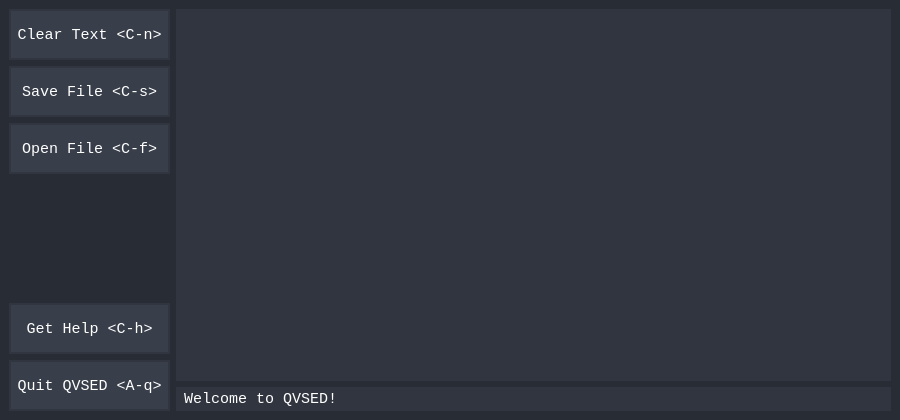
The window that QVSED.ui (That1M8Head/QVSED) describes before a commit, drawn with Qt 5.
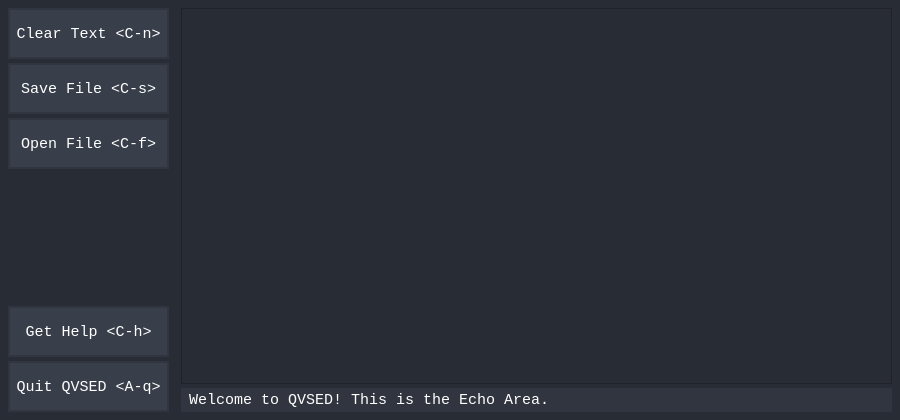
The same window after the commit.

Commit message:
Implemented proper functionality
QVSED is now on the same level as ASMED.

```diff
--- a/QVSED.ui
+++ b/QVSED.ui
@@ -479,11 +479,52 @@
 
 QPushButton:pressed {
 	 background: #282c34;
+}
+
+QScrollBar:vertical {
+    background-color: #31353f;
+    width: 16px;
+    margin: 16px 0 16px 0;
+}
+
+QScrollBar::handle:vertical {
+    background-color: #393f4a;
+    min-height: 20px;
+}
+
+QScrollBar::handle:vertical:hover {
+    background-color: #555B67;
+}
+
+QScrollBar::add-line:vertical, QScrollBar::sub-line:vertical {
+    background: none;
+}
+
+QScrollBar::add-page:vertical, QScrollBar::sub-page:vertical {
+    background: none;
 }</string>
    </property>
    <layout class="QHBoxLayout" name="horizontalLayout">
+    <property name="spacing">
+     <number>12</number>
+    </property>
+    <property name="leftMargin">
+     <number>8</number>
+    </property>
+    <property name="topMargin">
+     <number>8</number>
+    </property>
+    <property name="rightMargin">
+     <number>8</number>
+    </property>
+    <property name="bottomMargin">
+     <number>8</number>
+    </property>
     <item>
-     <layout class="QVBoxLayout" name="verticalLayout_3">
+     <layout class="QVBoxLayout" name="actionDeck">
+      <property name="spacing">
+       <number>4</number>
+      </property>
       <item>
        <widget class="QPushButton" name="clearButton">
         <property name="minimumSize">
@@ -655,7 +696,10 @@
      </layout>
     </item>
     <item>
-     <layout class="QVBoxLayout" name="verticalLayout_4">
+     <layout class="QVBoxLayout" name="textAndEchoAreas">
+      <property name="spacing">
+       <number>4</number>
+      </property>
       <item>
        <widget class="QPlainTextEdit" name="textArea">
         <property name="font">
@@ -665,7 +709,15 @@
          </font>
         </property>
         <property name="styleSheet">
-         <string notr="true">border: 2px; background: #31353f; padding: 5px;</string>
+         <string notr="true">border: 2px;
+background: #31353f;
+padding: 5px;
+
+QPlainTextEdit {
+    background-color: #f2f2f2;
+}
+
+</string>
         </property>
        </widget>
       </item>
@@ -681,7 +733,7 @@
          <string notr="true">border: 2px; background: #31353f; padding: 2px 6px;</string>
         </property>
         <property name="text">
-         <string>Welcome to QVSED!</string>
+         <string>Welcome to QVSED! This is the Echo Area.</string>
         </property>
         <property name="readOnly">
          <bool>true</bool>
```
Left out of the diff: 2 changed lines with no effect on the pictures. The commit also changes 2 other files.
